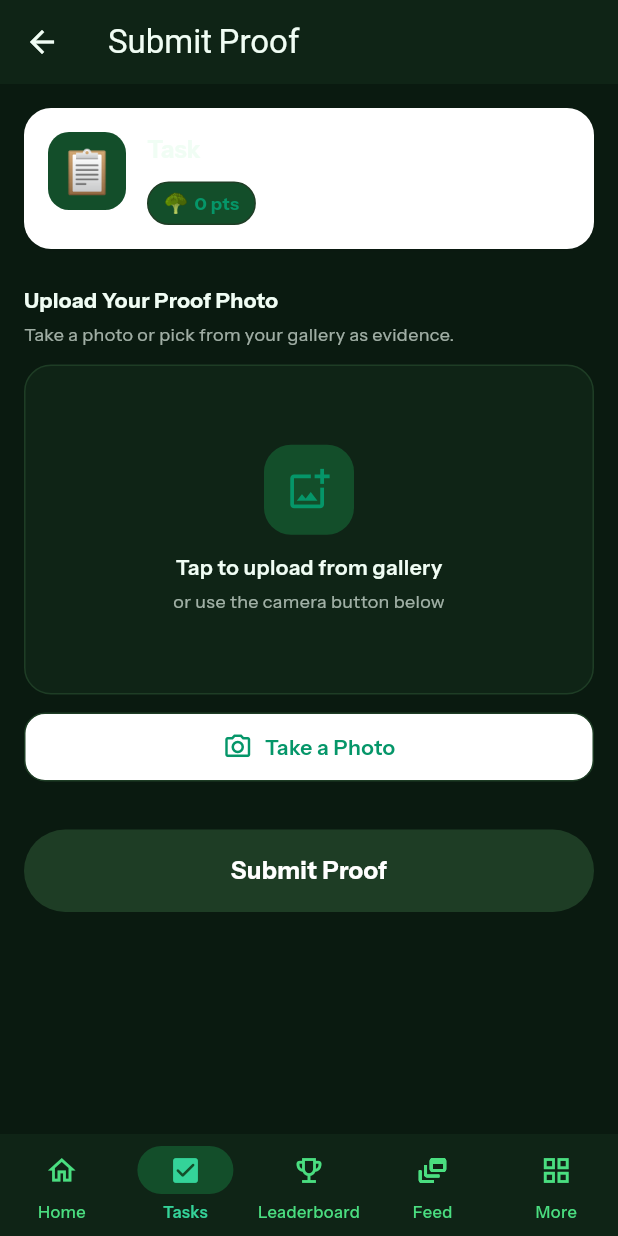
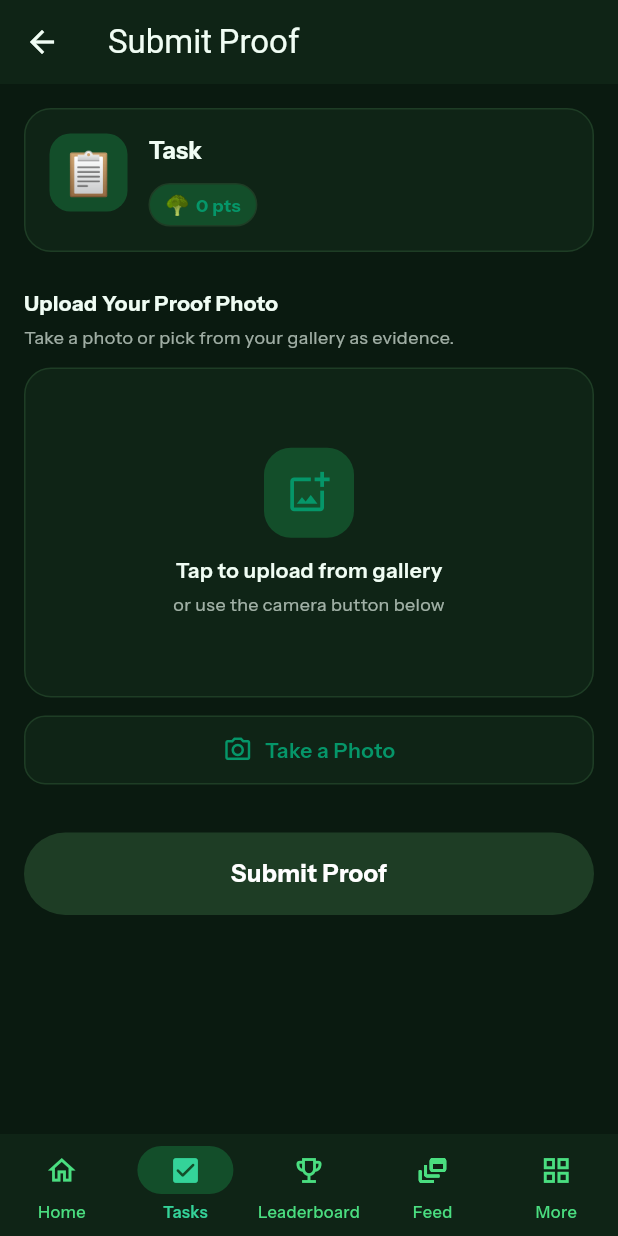
Before and after one commit to thenutritionleague-pixel/tnl, a Flutter app: the TaskSubmissionScreen screen opened by its route, on a phone screen of 412 x 824 dp. Run offline on Flutter 3.47's test engine with Material 3 defaults, Android fonts, the phone set to English and light mode, and no system bars; our stand-ins replace confetti, flutter_html, go_router, google_fonts, image_picker, supabase_flutter; accounts and stored records are empty; Roboto replaces fonts that are missing (Instrument Serif).

Commit message:
fix: task submission screen dark mode — card and camera button use surface color
Co-Authored-By: Claude Sonnet 4.6 <noreply@anthropic.com>

```diff
--- a/mobile/lib/features/tasks/screens/task_submission_screen.dart
+++ b/mobile/lib/features/tasks/screens/task_submission_screen.dart
@@ -224,9 +224,9 @@ class _TaskSubmissionScreenState extends State<TaskSubmissionScreen> {
             Container(
               padding: const EdgeInsets.all(16),
               decoration: BoxDecoration(
-                color: Colors.white,
+                color: Theme.of(context).colorScheme.surface,
                 borderRadius: BorderRadius.circular(18),
-                boxShadow: [BoxShadow(color: Colors.black.withValues(alpha: 0.04), blurRadius: 8, offset: const Offset(0, 2))],
+                border: Border.all(color: Theme.of(context).colorScheme.outline),
               ),
               child: Row(
                 crossAxisAlignment: CrossAxisAlignment.start,
@@ -368,9 +368,9 @@ class _TaskSubmissionScreenState extends State<TaskSubmissionScreen> {
                 child: Container(
                   padding: const EdgeInsets.symmetric(vertical: 12),
                   decoration: BoxDecoration(
-                    color: Colors.white,
+                    color: Theme.of(context).colorScheme.surface,
                     borderRadius: BorderRadius.circular(14),
-                    border: Border.all(color: context.borderColor),
+                    border: Border.all(color: Theme.of(context).colorScheme.outline),
                   ),
                   child: const Row(
                     mainAxisAlignment: MainAxisAlignment.center,
```
